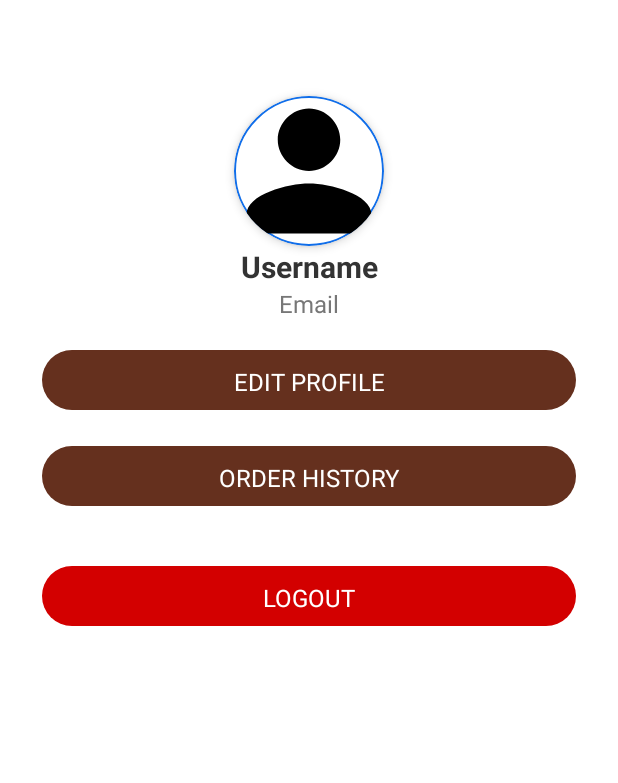
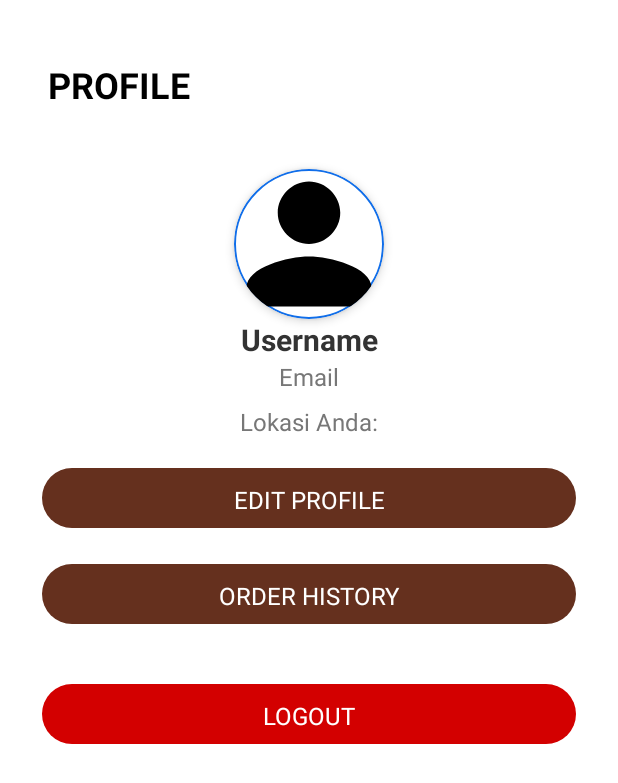
Before and after one commit to admiral-riz/sertifikasi2apk, an Android app: the layout fragment_profile.xml on its own in the app's theme, with its tools: preview values and no code run, on a phone screen of 412 x 824 dp. Shown: the top 783 px of the screen. Run offline under Robolectric (Android 15) with nearby library versions, the phone set to English and light mode, and no system bars.

Commit message:
add track location

```diff
--- a/app/build.gradle.kts
+++ b/app/build.gradle.kts
@@ -53,4 +53,6 @@ dependencies {
     annotationProcessor ("com.github.bumptech.glide:compiler:4.15.1")
     implementation ("com.google.code.gson:gson:2.8.9")
     implementation("com.github.denzcoskun:ImageSlideshow:0.1.0")
+    implementation ("com.google.android.gms:play-services-location:21.0.1")
+
 }
--- a/app/src/main/AndroidManifest.xml
+++ b/app/src/main/AndroidManifest.xml
@@ -6,12 +6,15 @@
     <uses-permission android:name="android.permission.READ_EXTERNAL_STORAGE" />
     <uses-permission android:name="android.permission.WRITE_EXTERNAL_STORAGE" />
     <uses-permission android:name="android.permission.CAMERA" />
+    <uses-permission android:name="android.permission.ACCESS_FINE_LOCATION"/>
 
     <uses-feature
         android:name="android.hardware.camera"
         android:required="false" />
 
     <uses-permission android:name="android.permission.READ_MEDIA_IMAGES" />
+
+
 
     <application
         android:allowBackup="true"
--- a/app/src/main/java/com/example/batik_nusantara/ServerAPI.java
+++ b/app/src/main/java/com/example/batik_nusantara/ServerAPI.java
@@ -1,8 +1,10 @@
 
 package com.example.batik_nusantara;
 public class ServerAPI {
-    public static String BASE_URL_Image="http://10.0.2.2/sertifiskasi2/img/";
-    public static String BASE_URL="http://10.0.2.2/sertifiskasi2/";
+//    public static String BASE_URL_Image="http://10.0.2.2/sertifiskasi2/img/";
+//    public static String BASE_URL="http://10.0.2.2/sertifiskasi2/";
+    public static String BASE_URL_Image="http://192.168.18.211/sertifiskasi2/img/";
+    public static String BASE_URL="http://192.168.18.211/sertifiskasi2/";
 
 //    public static String BASE_URL="https://rizky.umrmaulana.my.id/api/";
 //    public static String BASE_URL_Image="https://rizky.umrmaulana.my.id/api/img/";
--- a/app/src/main/java/com/example/batik_nusantara/ui/home/HomeFragment.java
+++ b/app/src/main/java/com/example/batik_nusantara/ui/home/HomeFragment.java
@@ -71,7 +71,6 @@ public class HomeFragment extends Fragment {
         slideModels.add(new SlideModel(R.drawable.banner1, ScaleTypes.CENTER_CROP));
         slideModels.add(new SlideModel(R.drawable.banner2, ScaleTypes.CENTER_CROP));
         slideModels.add(new SlideModel(R.drawable.banner3, ScaleTypes.CENTER_CROP));
-        slideModels.add(new SlideModel(R.drawable.banner4, ScaleTypes.CENTER_CROP));
         imageSlider.setImageList(slideModels, ScaleTypes.CENTER_CROP);
 
         homeProductAdapter = new HomeProductAdapter();
--- a/app/src/main/res/layout/fragment_profile.xml
+++ b/app/src/main/res/layout/fragment_profile.xml
@@ -7,7 +7,21 @@
     android:padding="24dp"
     tools:context=".ui.profile.ProfileFragment">
 
-    <!-- Foto Profil dengan Rounded Corners dan Shadow -->
+    <!-- Tulisan "Profile" di pojok kiri atas -->
+    <TextView
+        android:id="@+id/tvProfileTitle"
+        android:layout_width="wrap_content"
+        android:layout_height="wrap_content"
+        android:layout_marginStart="8dp"
+        android:layout_marginTop="16dp"
+        android:text="PROFILE"
+        android:textColor="#000000"
+        android:textSize="24sp"
+        android:textStyle="bold"
+        app:layout_constraintStart_toStartOf="parent"
+        app:layout_constraintTop_toTopOf="parent" />
+
+    <!-- Foto Profil -->
     <ImageView
         android:id="@+id/imgProfilePicture"
         android:layout_width="100dp"
@@ -20,12 +34,12 @@
         android:scaleType="centerCrop"
         android:background="@drawable/circle_border"
         android:elevation="4dp"
-        app:layout_constraintTop_toTopOf="parent"
+        app:layout_constraintTop_toBottomOf="@id/tvProfileTitle"
         app:layout_constraintStart_toStartOf="parent"
         app:layout_constraintEnd_toEndOf="parent"
-        android:clipToOutline="true"/>
+        android:clipToOutline="true" />
 
-    <!-- Nama Pengguna dengan Font Modern -->
+    <!-- Nama Pengguna -->
     <TextView
         android:id="@+id/tvUsername"
         android:layout_width="wrap_content"
@@ -51,6 +65,19 @@
         app:layout_constraintStart_toStartOf="parent"
         app:layout_constraintEnd_toEndOf="parent" />
 
+    <!-- Lokasi Pengguna -->
+    <TextView
+        android:id="@+id/tvLocation"
+        android:layout_width="wrap_content"
+        android:layout_height="wrap_content"
+        android:text="Lokasi Anda:"
+        android:textSize="16sp"
+        android:textColor="#777777"
+        android:layout_marginTop="8dp"
+        app:layout_constraintTop_toBottomOf="@id/tvEmail"
+        app:layout_constraintStart_toStartOf="parent"
+        app:layout_constraintEnd_toEndOf="parent" />
+
     <!-- Tombol Edit Profil -->
     <com.google.android.material.button.MaterialButton
         android:id="@+id/btnEditProfile"
@@ -64,9 +91,9 @@
         android:textSize="16sp"
         app:layout_constraintEnd_toEndOf="parent"
         app:layout_constraintStart_toStartOf="parent"
-        app:layout_constraintTop_toBottomOf="@id/tvEmail" />
+        app:layout_constraintTop_toBottomOf="@id/tvLocation" />
 
-    <!-- Tombol Kontak Kami -->
+    <!-- Tombol Order History -->
     <com.google.android.material.button.MaterialButton
         android:id="@+id/btnOrderHistory"
         style="@style/Widget.Material3.Button.IconButton.Filled"
```
Also changed, not shown: app/src/main/java/com/example/batik_nusantara/ui/profile/ProfileFragment.java (+47 -3 lines), app/src/main/res/layout/fragment_order.xml (+21 -5 lines), app/src/main/res/layout/fragment_product.xml (+21 -9 lines), app/src/main/res/layout/list_product.xml (+38 -63 lines), app/src/main/res/drawable/banner3.png, app/src/main/res/drawable/banner4.png (deleted), 2 other files.
